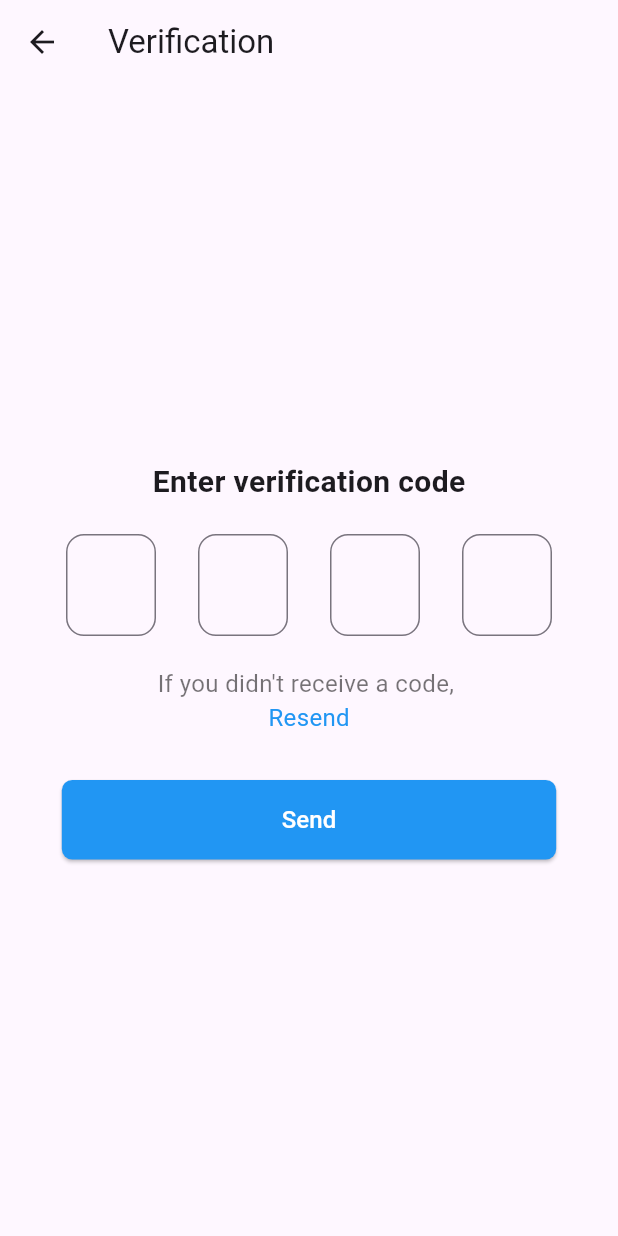
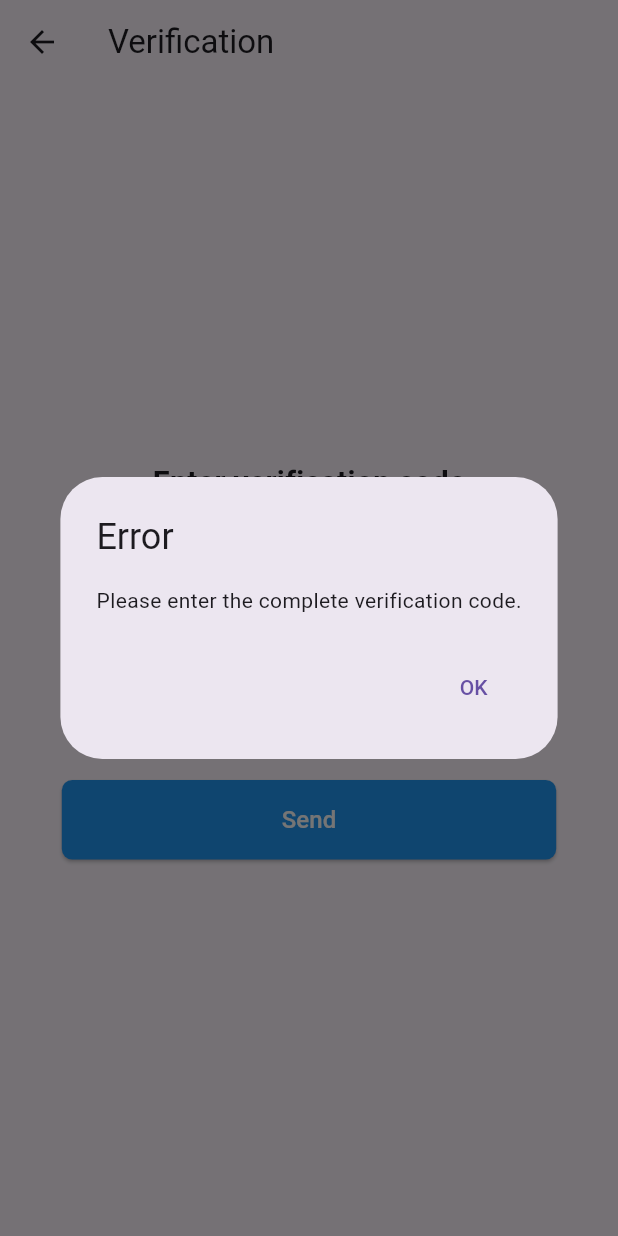
Before and after one commit to SforSiya/FinalYearProject, a Flutter app: the VerificationScreen screen opened directly, after a tap on "Send", on a phone screen of 412 x 824 dp. Run offline on Flutter 3.47's test engine with Material 3 defaults, Android fonts, the light colour scheme and no system bars; Roboto replaces fonts that are missing (Respekkt).

Commit message:
Fist Commit

```diff
--- a/lib/screens/ForgetPassword_screen.dart
+++ b/lib/screens/ForgetPassword_screen.dart
@@ -78,7 +78,7 @@
                         // Form is valid, proceed with the next action
                         Navigator.push(
                           context,
-                          MaterialPageRoute(builder: (context) => ResetPasswordScreen()),
+                          MaterialPageRoute(builder: (context) => VerificationScreen()),
                         );
                         print('Phone number: ${phoneController.text}');
                       }
--- a/lib/screens/Verification_screen.dart
+++ b/lib/screens/Verification_screen.dart
@@ -2,6 +2,7 @@
 import 'package:flutter/services.dart';
 
 import '../widgets/CustomElevatedButton.dart';
+import 'ResetPassword_screen.dart';
 
 class VerificationScreen extends StatefulWidget {
   @override
@@ -13,6 +14,36 @@
   final TextEditingController _controller2 = TextEditingController();
   final TextEditingController _controller3 = TextEditingController();
   final TextEditingController _controller4 = TextEditingController();
+
+  void _submitVerificationCode() {
+    if (_controller1.text.isEmpty ||
+        _controller2.text.isEmpty ||
+        _controller3.text.isEmpty ||
+        _controller4.text.isEmpty) {
+      // Show an alert dialog if any field is empty
+      showDialog(
+        context: context,
+        builder: (context) => AlertDialog(
+          title: Text('Error'),
+          content: Text('Please enter the complete verification code.'),
+          actions: [
+            TextButton(
+              onPressed: () => Navigator.pop(context),
+              child: Text('OK'),
+            ),
+          ],
+        ),
+      );
+    } else {
+      // Navigate to the ResetPasswordScreen if all fields are filled
+      Navigator.push(
+        context,
+        MaterialPageRoute(builder: (context) => ResetPasswordScreen()),
+      );
+      print('Verification code submitted');
+      // Add verification code submission logic here
+    }
+  }
 
   @override
   Widget build(BuildContext context) {
@@ -67,14 +98,7 @@
             SizedBox(height: 30),
             CustomElevatedButton(
               text: 'Send',
-              onPressed: () {
-                Navigator.push(
-                  context,
-                  MaterialPageRoute(builder: (context) => VerificationScreen()),
-                );
-                // Add verification code submission logic here
-                print('Verification code submitted');
-              },
+              onPressed: _submitVerificationCode,
             ),
           ],
         ),
```
